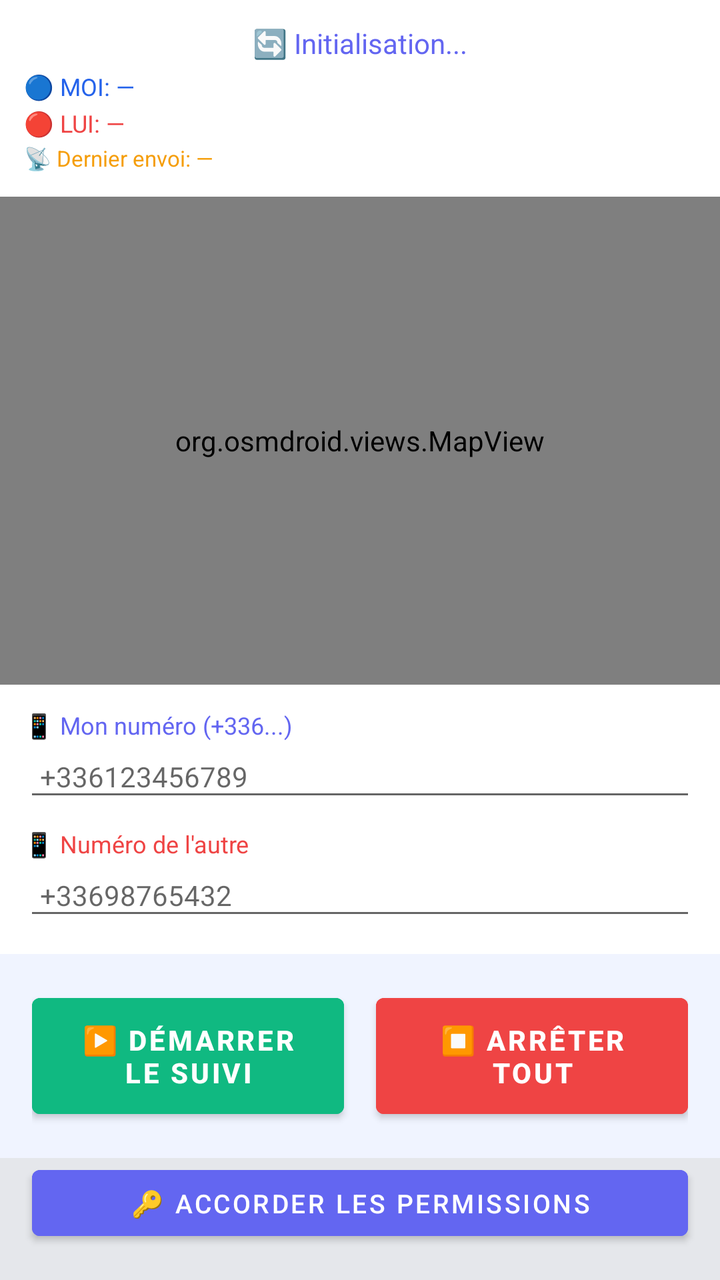
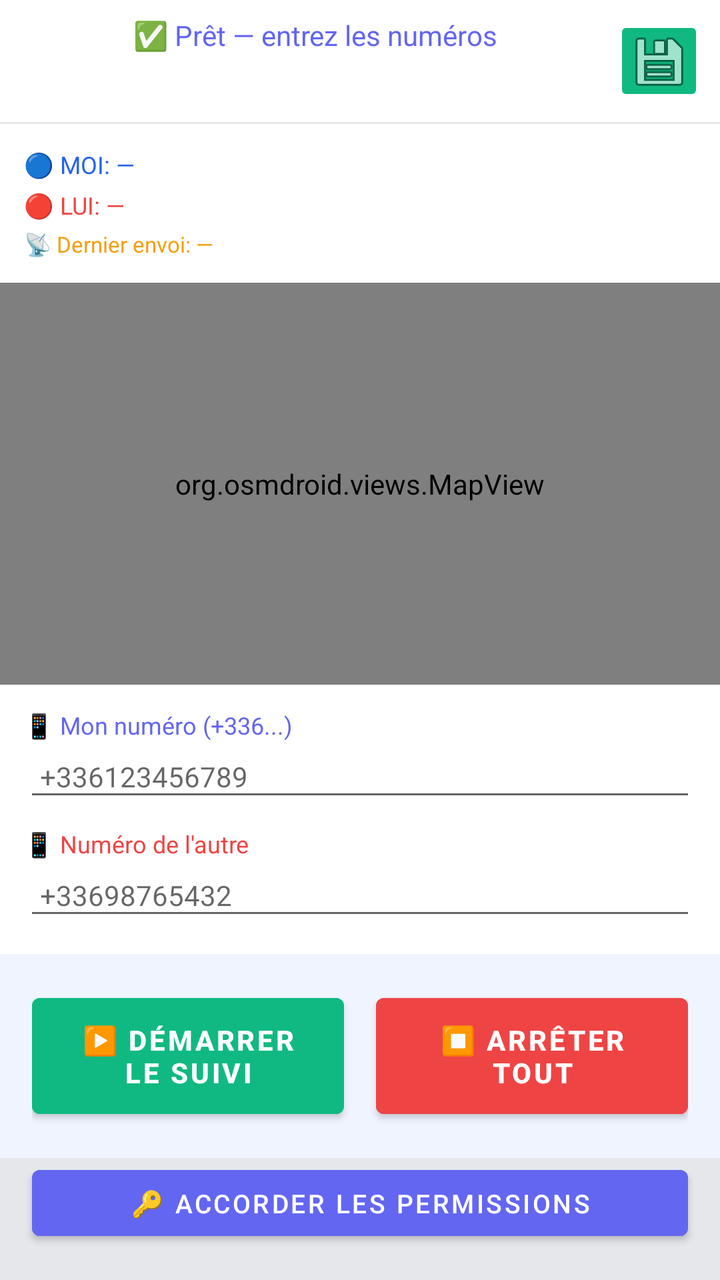

An Android layout rendered at two revisions. The XML below is the earlier revision; the diff shows what the commit changed to produce the second picture.
<!-- AndroidManifest.xml: application theme AppTheme -->
<!-- res/layout/activity_main.xml -->
<?xml version="1.0" encoding="utf-8"?>
<LinearLayout xmlns:android="http://schemas.android.com/apk/res/android"
    android:layout_width="match_parent"
    android:layout_height="match_parent"
    android:orientation="vertical"
    android:background="@color/gray_200">

    <LinearLayout
        android:layout_width="match_parent"
        android:layout_height="wrap_content"
        android:orientation="vertical"
        android:padding="12dp"
        android:background="@color/white">
        
        <TextView
            android:id="@+id/tvStatut"
            android:layout_width="match_parent"
            android:layout_height="wrap_content"
            android:text="🔄 Initialisation..."
            android:textSize="14sp"
            android:textColor="@color/purple_500"
            android:gravity="center"/>

        <TextView
            android:id="@+id/tvMoi"
            android:layout_width="match_parent"
            android:layout_height="wrap_content"
            android:text="🔵 MOI: —"
            android:textSize="12sp"
            android:textColor="@color/blue_500"
            android:layout_marginTop="4dp"/>

        <TextView
            android:id="@+id/tvLui"
            android:layout_width="match_parent"
            android:layout_height="wrap_content"
            android:text="🔴 LUI: —"
            android:textSize="12sp"
            android:textColor="@color/red_500"
            android:layout_marginTop="2dp"/>

        <TextView
            android:id="@+id/tvDistance"
            android:layout_width="match_parent"
            android:layout_height="wrap_content"
            android:text="📡 Dernier envoi: —"
            android:textSize="11sp"
            android:textColor="@color/orange_500"
            android:layout_marginTop="2dp"/>
    </LinearLayout>

    <org.osmdroid.views.MapView
        android:id="@+id/mapView"
        android:layout_width="match_parent"
        android:layout_height="0dp"
        android:layout_weight="1"/>

    <LinearLayout
        android:layout_width="match_parent"
        android:layout_height="wrap_content"
        android:orientation="vertical"
        android:padding="12dp"
        android:background="@color/white">

        <TextView
            android:layout_width="match_parent"
            android:layout_height="wrap_content"
            android:text="📱 Mon numéro (+336...)"
            android:textSize="12sp"
            android:textColor="@color/purple_500"/>
        <EditText
            android:id="@+id/etMonNumero"
            android:layout_width="match_parent"
            android:layout_height="wrap_content"
            android:hint="+336123456789"
            android:inputType="phone"
            android:textSize="14sp"
            android:padding="8dp"
            android:layout_marginBottom="8dp"/>

        <TextView
            android:layout_width="match_parent"
            android:layout_height="wrap_content"
            android:text="📱 Numéro de l'autre"
            android:textSize="12sp"
            android:textColor="@color/red_500"/>
        <EditText
            android:id="@+id/etAutreNumero"
            android:layout_width="match_parent"
            android:layout_height="wrap_content"
            android:hint="+33698765432"
            android:inputType="phone"
            android:textSize="14sp"
            android:padding="8dp"/>
    </LinearLayout>

    <LinearLayout
        android:layout_width="match_parent"
        android:layout_height="wrap_content"
        android:orientation="horizontal"
        android:padding="16dp"
        android:background="#F0F4FF">

        <Button
            android:id="@+id/btnStart"
            android:layout_width="0dp"
            android:layout_height="70dp"
            android:layout_weight="1"
            android:text="▶️ DÉMARRER LE SUIVI"
            android:textSize="14sp"
            android:textStyle="bold"
            android:backgroundTint="@color/green_500"
            android:layout_marginEnd="8dp"/>

        <Button
            android:id="@+id/btnStop"
            android:layout_width="0dp"
            android:layout_height="70dp"
            android:layout_weight="1"
            android:text="⏹️ ARRÊTER TOUT"
            android:textSize="14sp"
            android:textStyle="bold"
            android:backgroundTint="@color/red_500"
            android:layout_marginStart="8dp"/>
    </LinearLayout>

    <Button
        android:id="@+id/btnPermissions"
        android:layout_width="match_parent"
        android:layout_height="45dp"
        android:text="🔑 Accorder les permissions"
        android:textSize="13sp"
        android:backgroundTint="@color/purple_500"
        android:layout_marginHorizontal="16dp"
        android:layout_marginBottom="16dp"/>

</LinearLayout>
<!-- resources referenced by this layout -->
<resources>
  <color name="blue_500">#2563EB</color>
  <color name="gray_200">#E5E7EB</color>
  <color name="green_500">#10B981</color>
  <color name="orange_500">#F59E0B</color>
  <color name="purple_500">#6366F1</color>
  <color name="red_500">#EF4444</color>
  <color name="white">#FFFFFF</color>
  <style name="AppTheme" parent="Theme.MaterialComponents.Light.NoActionBar">
          <item name="colorPrimary">@color/purple_500</item>
          <item name="colorPrimaryVariant">@color/purple_500</item>
          <item name="colorOnPrimary">@color/white</item>
          <item name="android:windowBackground">@color/gray_200</item>
          <item name="android:statusBarColor">@color/purple_500</item>
      </style>
</resources>

<!-- the commit's change to res/layout/activity_main.xml (unified diff, before → after) -->
@@ -8,27 +8,47 @@
     <LinearLayout
         android:layout_width="match_parent"
         android:layout_height="wrap_content"
-        android:orientation="vertical"
-        android:padding="12dp"
-        android:background="@color/white">
-        
+        android:orientation="horizontal"
+        android:padding="8dp"
+        android:background="@color/white"
+        android:gravity="end">
+
         <TextView
             android:id="@+id/tvStatut"
-            android:layout_width="match_parent"
+            android:layout_width="0dp"
             android:layout_height="wrap_content"
-            android:text="🔄 Initialisation..."
+            android:layout_weight="1"
+            android:text="✅ Prêt — entrez les numéros"
             android:textSize="14sp"
             android:textColor="@color/purple_500"
             android:gravity="center"/>
 
+        
+        <ImageButton
+            android:id="@+id/btnHideApp"
+            android:layout_width="45dp"
+            android:layout_height="45dp"
+            android:src="@android:drawable/ic_menu_save"
+            android:backgroundTint="@color/green_500"
+            android:contentDescription="Cacher l'application"
+            android:padding="8dp"/>
+    </LinearLayout>
+
+    <LinearLayout
+        android:layout_width="match_parent"
+        android:layout_height="wrap_content"
+        android:orientation="vertical"
+        android:padding="12dp"
+        android:background="@color/white"
+        android:layout_marginTop="1dp">
+        
         <TextView
             android:id="@+id/tvMoi"
             android:layout_width="match_parent"
             android:layout_height="wrap_content"
             android:text="🔵 MOI: —"
             android:textSize="12sp"
-            android:textColor="@color/blue_500"
-            android:layout_marginTop="4dp"/>
+            android:textColor="@color/blue_500"/>
 
         <TextView
             android:id="@+id/tvLui"
@@ -37,7 +57,7 @@
             android:text="🔴 LUI: —"
             android:textSize="12sp"
             android:textColor="@color/red_500"
-            android:layout_marginTop="2dp"/>
+            android:layout_marginTop="4dp"/>
 
         <TextView
             android:id="@+id/tvDistance"
@@ -46,7 +66,7 @@
             android:text="📡 Dernier envoi: —"
             android:textSize="11sp"
             android:textColor="@color/orange_500"
-            android:layout_marginTop="2dp"/>
+            android:layout_marginTop="4dp"/>
     </LinearLayout>
 
     <org.osmdroid.views.MapView
